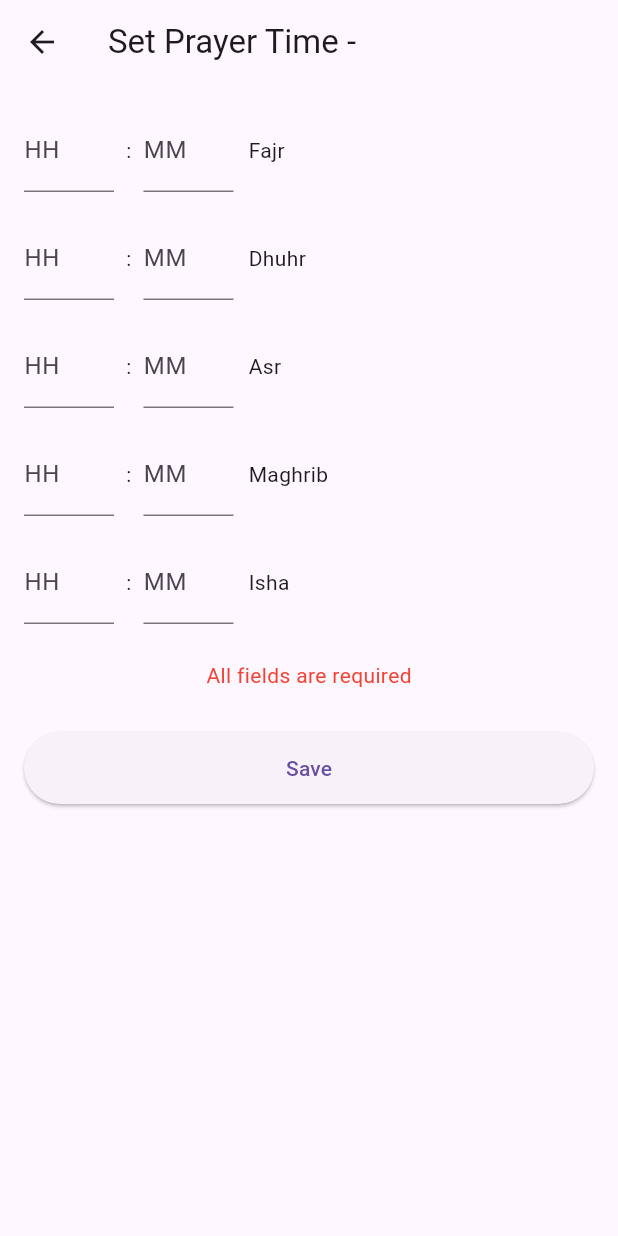
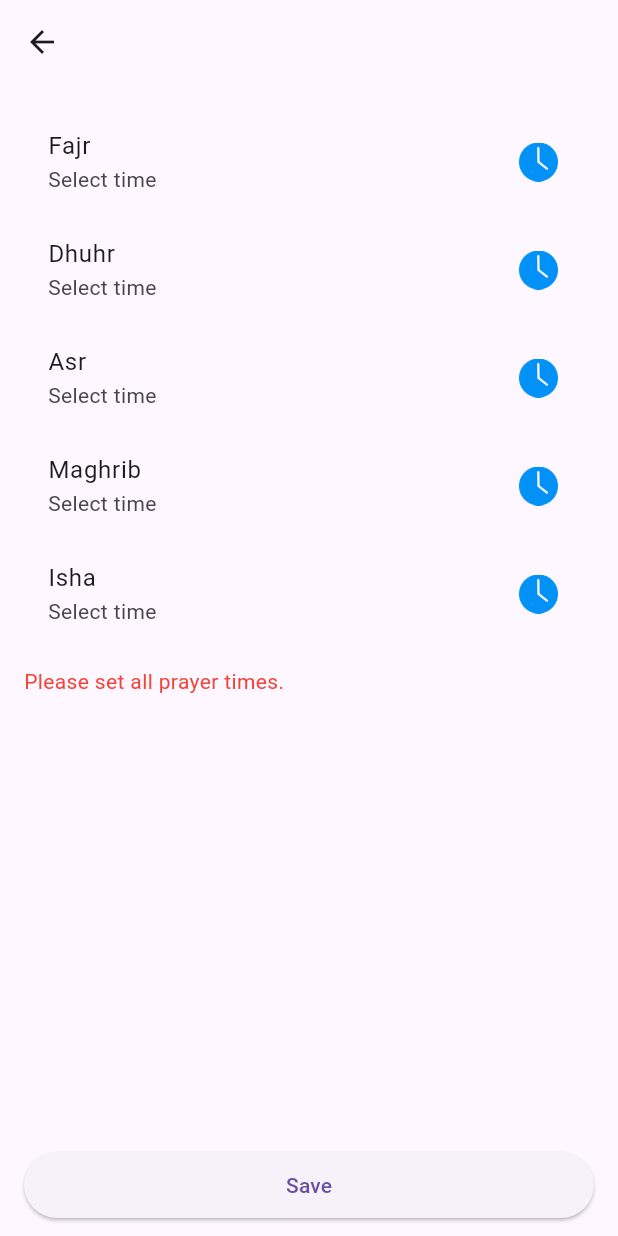
Before and after one commit to shazzad167/Mosque, a Flutter app: the SetPrayerTimeScreen screen opened directly with empty values, after a tap on "Save", on a phone screen of 412 x 824 dp. Run offline on Flutter 3.47's test engine with Material 3 defaults, Android fonts, the phone set to English and light mode, and no system bars; our stand-ins replace cloud_firestore, firebase_core, flutter_map, geolocator, latlong2; accounts and stored records are empty.

Commit message:
Time picker added and set/update implemented

```diff
--- a/lib/screens/mosque_details_screen.dart
+++ b/lib/screens/mosque_details_screen.dart
@@ -29,13 +29,13 @@ class _MosqueDetailsScreenState extends State<MosqueDetailsScreen> {
     'Isha': 'N/A',
   };
 
+  bool hasPrayerTimes = false;
+
   @override
   void initState() {
     super.initState();
     _loadPrayerTimes();
   }
-
-  // ---------------- LOAD PRAYER TIMES ----------------
 
   Future<void> _loadPrayerTimes() async {
     setState(() => loading = true);
@@ -45,32 +45,33 @@ class _MosqueDetailsScreenState extends State<MosqueDetailsScreen> {
         .doc(widget.mosque.osmId)
         .get();
 
+    bool foundAny = false;
+
     if (doc.exists) {
       final data = doc.data()!;
-      prayerTimes['Fajr'] = data['Fajr'] ?? 'N/A';
-      prayerTimes['Dhuhr'] = data['Dhuhr'] ?? 'N/A';
-      prayerTimes['Asr'] = data['Asr'] ?? 'N/A';
-      prayerTimes['Maghrib'] = data['Maghrib'] ?? 'N/A';
-      prayerTimes['Isha'] = data['Isha'] ?? 'N/A';
+      for (final key in prayerTimes.keys) {
+        final value = data[key];
+        if (value is String && value.trim().isNotEmpty && value != 'N/A') {
+          prayerTimes[key] = value;
+          foundAny = true;
+        } else {
+          prayerTimes[key] = 'N/A';
+        }
+      }
     }
 
     if (!mounted) return;
-    setState(() => loading = false);
+    setState(() {
+      hasPrayerTimes = foundAny;
+      loading = false;
+    });
   }
-
-  // ---------------- DISTANCE FORMAT ----------------
 
   String _formatDistance(double? meters) {
     if (meters == null) return 'Nearby';
-
-    if (meters < 1000) {
-      return '${meters.toStringAsFixed(0)} m';
-    } else {
-      return '${(meters / 1000).toStringAsFixed(2)} km';
-    }
+    if (meters < 1000) return '${meters.toStringAsFixed(0)} m';
+    return '${(meters / 1000).toStringAsFixed(2)} km';
   }
-
-  // ---------------- UI ----------------
 
   @override
   Widget build(BuildContext context) {
@@ -83,7 +84,6 @@ class _MosqueDetailsScreenState extends State<MosqueDetailsScreen> {
             : Column(
                 crossAxisAlignment: CrossAxisAlignment.start,
                 children: [
-                  // 📍 DISTANCE
                   Row(
                     children: [
                       const Icon(Icons.place, size: 18),
@@ -94,25 +94,14 @@ class _MosqueDetailsScreenState extends State<MosqueDetailsScreen> {
                       ),
                     ],
                   ),
-
                   const SizedBox(height: 20),
-
                   const Text(
                     'Jamaat Prayer Times',
                     style: TextStyle(fontSize: 18, fontWeight: FontWeight.bold),
                   ),
-
                   const SizedBox(height: 12),
-
-                  _prayerRow('Fajr'),
-                  _prayerRow('Dhuhr'),
-                  _prayerRow('Asr'),
-                  _prayerRow('Maghrib'),
-                  _prayerRow('Isha'),
-
+                  ...prayerTimes.keys.map(_prayerRow),
                   const SizedBox(height: 24),
-
-                  // 🔐 ADMIN ONLY
                   if (widget.isAuthorized)
                     Center(
                       child: ElevatedButton(
@@ -126,12 +115,13 @@ class _MosqueDetailsScreenState extends State<MosqueDetailsScreen> {
                               ),
                             ),
                           );
-
-                          if (saved == true) {
-                            _loadPrayerTimes(); // 🔄 AUTO RELOAD
-                          }
+                          if (saved == true) _loadPrayerTimes();
                         },
-                        child: const Text('Set Prayer Time'),
+                        child: Text(
+                          hasPrayerTimes
+                              ? 'Update Prayer Time'
+                              : 'Set Prayer Time',
+                        ),
                       ),
                     ),
                 ],
@@ -145,7 +135,7 @@ class _MosqueDetailsScreenState extends State<MosqueDetailsScreen> {
       padding: const EdgeInsets.symmetric(vertical: 6),
       child: Row(
         mainAxisAlignment: MainAxisAlignment.spaceBetween,
-        children: [Text(name), Text(prayerTimes[name] ?? 'N/A')],
+        children: [Text(name), Text(prayerTimes[name]!)],
       ),
     );
   }
--- a/lib/screens/set_prayer_time_screen.dart
+++ b/lib/screens/set_prayer_time_screen.dart
@@ -1,6 +1,5 @@
 import 'package:flutter/material.dart';
 import 'package:cloud_firestore/cloud_firestore.dart';
-import 'package:flutter/services.dart';
 
 class SetPrayerTimeScreen extends StatefulWidget {
   final String osmId;
@@ -17,147 +16,176 @@ class SetPrayerTimeScreen extends StatefulWidget {
 }
 
 class _SetPrayerTimeScreenState extends State<SetPrayerTimeScreen> {
-  final _formKey = GlobalKey<FormState>();
-  final Map<String, TextEditingController> hourControllers = {};
-  final Map<String, TextEditingController> minuteControllers = {};
+  final List<String> prayers = ['Fajr', 'Dhuhr', 'Asr', 'Maghrib', 'Isha'];
+  final Map<String, TimeOfDay?> selectedTimes = {};
 
-  final List<String> prayers = ['Fajr', 'Dhuhr', 'Asr', 'Maghrib', 'Isha'];
   bool saving = false;
-  String? validationMessage;
+  String? errorMessage;
+
+  /// Fixed AM / PM per prayer (user never selects this)
+  final Map<String, String> fixedMeridiem = {
+    'Fajr': 'AM',
+    'Dhuhr': 'PM',
+    'Asr': 'PM',
+    'Maghrib': 'PM',
+    'Isha': 'PM',
+  };
 
   @override
   void initState() {
     super.initState();
-    for (var p in prayers) {
-      hourControllers[p] = TextEditingController();
-      minuteControllers[p] = TextEditingController();
+    for (final p in prayers) {
+      selectedTimes[p] = null;
     }
     _loadExistingTimes();
   }
 
+  // ---------------- Load Existing Data (robust) ----------------
   Future<void> _loadExistingTimes() async {
     final doc = await FirebaseFirestore.instance
         .collection('mosque')
         .doc(widget.osmId)
         .get();
-    if (doc.exists) {
+
+    if (!doc.exists) return;
+
     final data = doc.data()!;
-      for (var p in prayers) {
-        final time = data[p] ?? '';
-        if (time.isNotEmpty && time.contains(':')) {
-          final parts = time.split(':');
-          hourControllers[p]?.text = parts[0];
-          minuteControllers[p]?.text = parts[1];
+
+    for (final p in prayers) {
+      final raw = data[p];
+      if (raw is! String) continue;
+
+      final match = RegExp(r'(\d{1,2}):(\d{2})').firstMatch(raw);
+      if (match == null) continue;
+
+      final hour = int.tryParse(match.group(1)!);
+      final minute = int.tryParse(match.group(2)!);
+
+      if (hour != null && minute != null) {
+        selectedTimes[p] = TimeOfDay(hour: hour % 24, minute: minute);
       }
     }
-    }
-    if (!mounted) return;
-    setState(() {});
+
+    if (mounted) setState(() {});
   }
 
+  // ---------------- Time Picker (1–12 only, no AM/PM UI) ----------------
+  Future<void> _pickTime(String prayer) async {
+    final initial =
+        selectedTimes[prayer] ?? const TimeOfDay(hour: 1, minute: 0);
+
+    final picked = await showTimePicker(
+      context: context,
+      initialTime: initial,
+      builder: (context, child) {
+        return MediaQuery(
+          data: MediaQuery.of(context).copyWith(
+            alwaysUse24HourFormat: false, // 🔑 forces 1–12 UI
+          ),
+          child: child!,
+        );
+      },
+    );
+
+    if (picked == null) return;
+
+    setState(() {
+      selectedTimes[prayer] = _applyFixedMeridiem(prayer, picked);
+    });
+  }
+
+  // ---------------- Enforce fixed AM / PM silently ----------------
+  TimeOfDay _applyFixedMeridiem(String prayer, TimeOfDay time) {
+    final meridiem = fixedMeridiem[prayer]!;
+    int hour = time.hour;
+
+    if (meridiem == 'AM' && hour >= 12) hour -= 12;
+    if (meridiem == 'PM' && hour < 12) hour += 12;
+
+    return TimeOfDay(hour: hour, minute: time.minute);
+  }
+
+  // ---------------- Save ----------------
   Future<void> _savePrayerTimes() async {
-    setState(() => validationMessage = null);
-
-    for (var p in prayers) {
-      final h = hourControllers[p]!.text;
-      final m = minuteControllers[p]!.text;
-
-      if (h.isEmpty || m.isEmpty) {
-        setState(() => validationMessage = 'All fields are required');
-        return;
-      }
-      final hVal = int.tryParse(h);
-      final mVal = int.tryParse(m);
-
-      if (hVal == null ||
-          hVal < 1 ||
-          hVal > 12 ||
-          mVal == null ||
-          mVal < 0 ||
-          mVal > 59) {
-        setState(
-          () => validationMessage = 'Hour must be 01-12 and Minute 00-59',
-        );
+    for (final p in prayers) {
+      if (selectedTimes[p] == null) {
+        setState(() => errorMessage = 'Please set all prayer times.');
         return;
       }
     }
 
-    setState(() => saving = true);
+    setState(() {
+      saving = true;
+      errorMessage = null;
+    });
 
-    final Map<String, String> prayerData = {};
-    for (var p in prayers) {
-      prayerData[p] =
-          '${hourControllers[p]!.text}:${minuteControllers[p]!.text}';
+    final Map<String, String> data = {};
+
+    for (final p in prayers) {
+      final t = selectedTimes[p]!;
+      final hour12 = t.hourOfPeriod == 0 ? 12 : t.hourOfPeriod;
+      final minute = t.minute.toString().padLeft(2, '0');
+      data[p] = '$hour12:$minute ${fixedMeridiem[p]}';
     }
 
     await FirebaseFirestore.instance
         .collection('mosque')
         .doc(widget.osmId)
-        .set(prayerData, SetOptions(merge: true));
+        .set(data, SetOptions(merge: true));
 
     if (!mounted) return;
-    setState(() => saving = false);
-    Navigator.pop(context, true); // return true to reload
+    Navigator.pop(context, true);
   }
 
-  Widget _timeRow(String prayer) {
-    return Row(
-      children: [
-        SizedBox(
-          width: 60,
-          child: TextFormField(
-            controller: hourControllers[prayer],
-            keyboardType: TextInputType.number,
-            inputFormatters: [FilteringTextInputFormatter.digitsOnly],
-            decoration: const InputDecoration(labelText: 'HH'),
-          ),
-        ),
-        const Padding(
-          padding: EdgeInsets.symmetric(horizontal: 8),
-          child: Text(':'),
-        ),
-        SizedBox(
-          width: 60,
-          child: TextFormField(
-            controller: minuteControllers[prayer],
-            keyboardType: TextInputType.number,
-            inputFormatters: [FilteringTextInputFormatter.digitsOnly],
-            decoration: const InputDecoration(labelText: 'MM'),
-          ),
-        ),
-        const SizedBox(width: 10),
-        Text(prayer),
-      ],
+  // ---------------- UI Row ----------------
+  Widget _prayerRow(String prayer) {
+    final time = selectedTimes[prayer];
+    final label = time == null
+        ? 'Select time'
+        : '${time.hourOfPeriod == 0 ? 12 : time.hourOfPeriod}'
+              ':${time.minute.toString().padLeft(2, '0')} '
+              '${fixedMeridiem[prayer]}';
+
+    return ListTile(
+      title: Text(prayer),
+      subtitle: Text(label),
+      trailing: Image.asset('assets/icons/set-time.png', width: 26, height: 26),
+      onTap: () => _pickTime(prayer),
     );
   }
 
+  // ---------------- Build ----------------
   @override
   Widget build(BuildContext context) {
     return Scaffold(
-      appBar: AppBar(title: Text('Set Prayer Time - ${widget.mosqueName}')),
-      body: SafeArea(
-        child: SingleChildScrollView(
+      appBar: AppBar(title: Text(widget.mosqueName)),
+      body: Column(
+        children: [
+          Expanded(
+            child: ListView(
               padding: const EdgeInsets.all(16),
-          child: Form(
-            key: _formKey,
-            child: Column(
               children: [
-                for (var p in prayers) ...[
-                  _timeRow(p),
-                  const SizedBox(height: 16),
-                ],
-                if (validationMessage != null)
+                for (final p in prayers) _prayerRow(p),
+                if (errorMessage != null)
                   Padding(
-                    padding: const EdgeInsets.symmetric(vertical: 8),
+                    padding: const EdgeInsets.only(top: 12),
                     child: Text(
-                      validationMessage!,
+                      errorMessage!,
                       style: const TextStyle(color: Colors.red),
                     ),
                   ),
-                const SizedBox(height: 20),
-                SizedBox(
+              ],
+            ),
+          ),
+
+          /// ✅ FIXED: SafeArea prevents nav-bar overlap
+          SafeArea(
+            top: false,
+            child: Padding(
+              padding: const EdgeInsets.fromLTRB(16, 8, 16, 12),
+              child: SizedBox(
                 width: double.infinity,
-                  height: 48,
+                height: 44,
                 child: ElevatedButton(
                   onPressed: saving ? null : _savePrayerTimes,
                   child: saving
@@ -165,10 +193,9 @@ class _SetPrayerTimeScreenState extends State<SetPrayerTimeScreen> {
                       : const Text('Save'),
                 ),
               ),
-              ],
             ),
           ),
-        ),
+        ],
       ),
     );
   }
--- a/pubspec.yaml
+++ b/pubspec.yaml
@@ -34,3 +34,4 @@ flutter:
 
   assets:
     - assets/icons/mosque_marker.png
+    - assets/icons/set-time.png
```
Also changed, not shown: assets/icons/set-time.png (added). Lines whose indentation alone changed are shown as unchanged.
